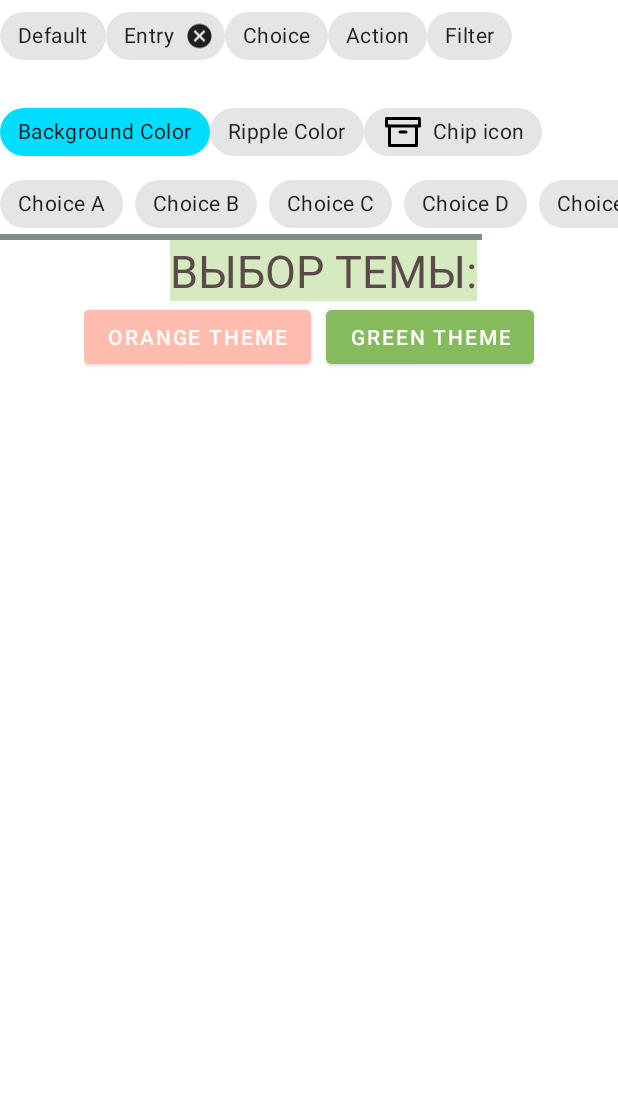
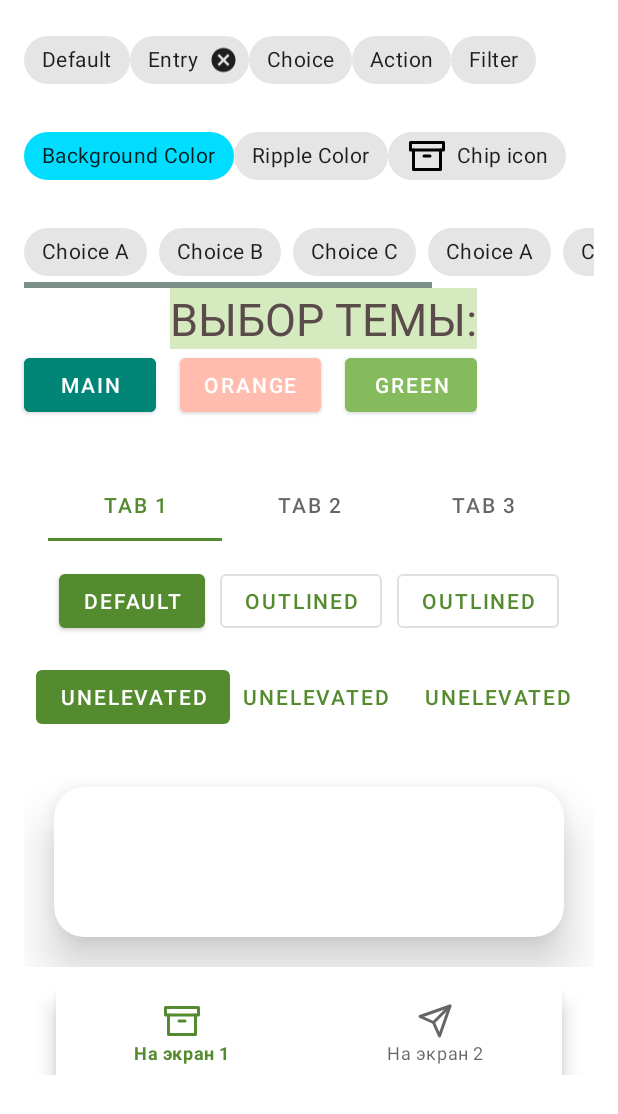
Before and after one commit to samitin/MaterialLesson1, an Android app: the screen it shows after launch (MainActivity), after a tap on "Settings", on a phone screen of 412 x 824 dp. Shown: the top 1114 px of the screen. Run offline under Robolectric (Android 15) with nearby library versions, the phone set to English and light mode, and no system bars; libraries missing offline, so code that uses them is left out: coil.api.load; pictures from the network do not load.

Commit message:
Создайте свой уникальный стиль для приложения и его виджетов.

```diff
--- a/app/src/main/java/ru/samitin/lesson1/view/MainActivity.kt
+++ b/app/src/main/java/ru/samitin/lesson1/view/MainActivity.kt
@@ -7,6 +7,7 @@ import android.preference.PreferenceManager
 import ru.samitin.lesson1.R
 import ru.samitin.lesson1.view.chips.MY_THEME_KEY
 import ru.samitin.lesson1.view.chips.THEME_GREEN
+import ru.samitin.lesson1.view.chips.THEME_MAIN
 import ru.samitin.lesson1.view.chips.THEME_ORANGE
 import ru.samitin.lesson1.view.picture.PODFragment
 
@@ -17,7 +18,9 @@ class MainActivity : AppCompatActivity() {
     }
     override fun onCreate(savedInstanceState: Bundle?) {
         super.onCreate(savedInstanceState)
-        if (preference.getString(MY_THEME_KEY, "")== THEME_ORANGE) {
+        if (preference.getString(MY_THEME_KEY, "")== THEME_MAIN)
+            setTheme(R.style.ThemeMain)
+        else if (preference.getString(MY_THEME_KEY, "")== THEME_ORANGE) {
             setTheme(R.style.orangeTheme)
         } else if(preference.getString(MY_THEME_KEY, "")== THEME_GREEN)
             setTheme(R.style.greenTheme)
--- a/app/src/main/java/ru/samitin/lesson1/view/chips/SettingsFragment.kt
+++ b/app/src/main/java/ru/samitin/lesson1/view/chips/SettingsFragment.kt
@@ -14,6 +14,7 @@ import ru.samitin.lesson1.view.PREFERENCE_NAME
 
 const val THEME_ORANGE="THEME_ORANGE"
 const val THEME_GREEN="THEME_GREEN"
+const val THEME_MAIN="THEME_MAIN"
 const val MY_THEME_KEY="MY_THEME_KEY"
 
 class SettingsFragment:Fragment() {
@@ -57,18 +58,20 @@ class SettingsFragment:Fragment() {
 
     override fun onViewCreated(view: View, savedInstanceState: Bundle?) {
         super.onViewCreated(view, savedInstanceState)
-        binding.chipGroup.setOnCheckedChangeListener{childGroup,position->
+binding.includeChips.chipGroup.setOnCheckedChangeListener{childGroup,position->
     Toast.makeText(context,"Click $position",Toast.LENGTH_SHORT).show()
 }
-        binding.chipWithClose.setOnCloseIconClickListener {
-            Toast.makeText(context,"Click on chipWithClose",Toast.LENGTH_SHORT).show()
+ binding.btnThemeMain.setOnClickListener {
+    Toast.makeText(context,"Click btnMainTheme",Toast.LENGTH_SHORT).show()
+    preference.edit().putString(MY_THEME_KEY, THEME_MAIN).apply()
+    requireActivity().recreate()
 }
-        binding.btnOrangeTheme.setOnClickListener {
+binding.btnThemeOrange.setOnClickListener {
         Toast.makeText(context,"Click btnOrangeTheme",Toast.LENGTH_SHORT).show()
         preference.edit().putString(MY_THEME_KEY, THEME_ORANGE).apply()
         requireActivity().recreate()
 }
-        binding.btnGreenTheme.setOnClickListener {
+binding.btnThemeGreen.setOnClickListener {
         Toast.makeText(context,"Click btnGreenTheme",Toast.LENGTH_SHORT).show()
         preference.edit().putString(MY_THEME_KEY, THEME_GREEN).apply()
         requireActivity().recreate()
--- a/app/src/main/res/layout/fragment_settings.xml
+++ b/app/src/main/res/layout/fragment_settings.xml
@@ -1,147 +1,178 @@
-<?xml version="1.0" encoding="utf-8"?>
 <LinearLayout xmlns:android="http://schemas.android.com/apk/res/android"
     xmlns:app="http://schemas.android.com/apk/res-auto"
     android:layout_width="match_parent"
     android:layout_height="wrap_content"
     android:orientation="vertical">
 
+    <include
+        android:id="@+id/includeChips"
+        layout="@layout/include_chips" />
+
+    <com.google.android.material.textview.MaterialTextView
+        style="@style/heading_text_style"
+        android:text="@string/text_veiw_text" />
+
     <LinearLayout
-        android:layout_width="match_parent"
+        android:layout_width="wrap_content"
         android:layout_height="wrap_content"
         android:orientation="horizontal">
 
-        <com.google.android.material.chip.Chip
+        <com.google.android.material.button.MaterialButton
+            android:id="@+id/btn_theme_main"
             android:layout_width="wrap_content"
             android:layout_height="wrap_content"
-            android:text="@string/default_text" />
+            android:layout_marginStart="@dimen/startMarginRowContent"
+            android:backgroundTint="@color/colorPrimary"
+            android:text="@string/main_theme_text" />
 
-        <com.google.android.material.chip.Chip
-            android:id="@+id/chipWithClose"
-            style="@style/Widget.MaterialComponents.Chip.Entry"
+        <com.google.android.material.button.MaterialButton
+            android:id="@+id/btn_theme_orange"
             android:layout_width="wrap_content"
             android:layout_height="wrap_content"
-            android:text="@string/entry_text" />
+            android:layout_marginStart="@dimen/startMarginRowContent"
+            android:backgroundTint="@color/colorAccentOrange"
+            android:text="@string/btn_orange_theme_text" />
 
-        <com.google.android.material.chip.Chip
-            style="@style/Widget.MaterialComponents.Chip.Choice"
+        <com.google.android.material.button.MaterialButton
+            android:id="@+id/btn_theme_green"
             android:layout_width="wrap_content"
             android:layout_height="wrap_content"
-            android:text="@string/choice_text" />
+            android:layout_marginStart="@dimen/startMarginRowContent"
+            android:backgroundTint="@color/colorAccentGreen"
+            android:text="@string/btn_green_theme_text" />
 
-        <com.google.android.material.chip.Chip
-            style="@style/Widget.MaterialComponents.Chip.Action"
-            android:layout_width="wrap_content"
+    </LinearLayout>
+
+
+    <LinearLayout
+        android:id="@+id/secondRow"
+        android:layout_width="match_parent"
+        android:layout_height="wrap_content"
+        android:layout_marginStart="@dimen/startMarginRowContent"
+        android:layout_marginTop="@dimen/topMarginRowContent"
+        android:layout_marginEnd="@dimen/endMarginRowContent"
+        android:orientation="horizontal">
+
+        <com.google.android.material.tabs.TabLayout
+            android:id="@+id/tabsSnake"
+            android:layout_width="match_parent"
             android:layout_height="wrap_content"
-            android:text="@string/action_text" />
+            android:layout_marginStart="@dimen/startMarginRowContent"
+            android:layout_marginTop="@dimen/topMarginRowContent"
+            android:layout_marginEnd="@dimen/endMarginRowContent">
 
-        <com.google.android.material.chip.Chip
-            style="@style/Widget.MaterialComponents.Chip.Filter"
-            android:layout_width="wrap_content"
-            android:layout_height="wrap_content"
-            android:text="@string/filter_text" />
+            <com.google.android.material.tabs.TabItem
+                android:layout_width="wrap_content"
+                android:layout_height="wrap_content"
+                android:text="Tab 1" />
+
+            <com.google.android.material.tabs.TabItem
+                android:layout_width="wrap_content"
+                android:layout_height="wrap_content"
+                android:text="Tab 2" />
+
+            <com.google.android.material.tabs.TabItem
+                android:layout_width="wrap_content"
+                android:layout_height="wrap_content"
+                android:text="Tab 3" />
+        </com.google.android.material.tabs.TabLayout>
+
     </LinearLayout>
 
     <LinearLayout
         android:layout_width="match_parent"
         android:layout_height="wrap_content"
-        android:layout_marginTop="16dp"
+        android:layout_marginStart="@dimen/startMarginRowContent"
+        android:layout_marginTop="@dimen/topMarginRowContent"
+        android:layout_marginEnd="@dimen/endMarginRowContent"
+        android:gravity="center"
         android:orientation="horizontal">
 
-        <com.google.android.material.chip.Chip
+        <com.google.android.material.button.MaterialButton
+            style="@style/Widget.MaterialComponents.Button"
+
             android:layout_width="wrap_content"
             android:layout_height="wrap_content"
-            android:text="@string/background_color_text"
-            app:chipBackgroundColor="@android:color/holo_blue_bright" />
+            android:text="default" />
 
-        <com.google.android.material.chip.Chip
-            style="@style/Widget.MaterialComponents.Chip.Choice"
+        <com.google.android.material.button.MaterialButton
+            style="@style/Widget.MaterialComponents.Button.OutlinedButton"
             android:layout_width="wrap_content"
             android:layout_height="wrap_content"
-            android:text="@string/ripple_color_text"
-            app:rippleColor="@android:color/holo_orange_dark" />
+            android:insetLeft="10dp"
+            android:text="outlined" />
 
-        <com.google.android.material.chip.Chip
+        <com.google.android.material.button.MaterialButton
+            style="@style/Widget.MaterialComponents.Button.OutlinedButton"
             android:layout_width="wrap_content"
             android:layout_height="wrap_content"
-            android:text="@string/chip_icon_text"
-            app:chipIcon="@drawable/ic_archive"
-            app:iconStartPadding="10dp" />
+            android:insetLeft="10dp"
+            android:text="outlined" />
+
     </LinearLayout>
 
-    <HorizontalScrollView
-        android:layout_width="wrap_content"
-        android:layout_height="wrap_content">
+    <LinearLayout
+        android:layout_width="match_parent"
+        android:layout_height="wrap_content"
+        android:layout_marginStart="@dimen/startMarginRowContent"
+        android:layout_marginTop="@dimen/topMarginRowContent"
+        android:layout_marginEnd="@dimen/endMarginRowContent"
+        android:gravity="center"
+        android:orientation="horizontal">
 
-        <com.google.android.material.chip.ChipGroup
-            android:id="@+id/chipGroup"
+        <com.google.android.material.button.MaterialButton
+            style="@style/Widget.MaterialComponents.Button.UnelevatedButton"
             android:layout_width="wrap_content"
             android:layout_height="wrap_content"
-            app:singleLine="true"
-            app:singleSelection="true">
+            android:text="Unelevated" />
 
-            <com.google.android.material.chip.Chip
-                style="@style/Widget.MaterialComponents.Chip.Choice"
-                android:layout_width="wrap_content"
-                android:layout_height="wrap_content"
-                android:text="@string/choice_a_text" />
+        <com.google.android.material.button.MaterialButton
+            style="@style/Widget.MaterialComponents.Button.TextButton"
+            android:layout_width="wrap_content"
+            android:layout_height="wrap_content"
+            android:text="Unelevated" />
 
-            <com.google.android.material.chip.Chip
-                style="@style/Widget.MaterialComponents.Chip.Choice"
-                android:layout_width="wrap_content"
-                android:layout_height="wrap_content"
-                android:text="@string/choice_b_text" />
+        <com.google.android.material.button.MaterialButton
+            style="@style/Widget.MaterialComponents.Button.TextButton.Dialog"
+            android:layout_width="wrap_content"
+            android:layout_height="wrap_content"
+            android:text="Unelevated" />
 
-            <com.google.android.material.chip.Chip
-                style="@style/Widget.MaterialComponents.Chip.Choice"
-                android:layout_width="wrap_content"
-                android:layout_height="wrap_content"
-                android:text="@string/choice_c_text" />
+    </LinearLayout>
 
-            <com.google.android.material.chip.Chip
-                style="@style/Widget.MaterialComponents.Chip.Choice"
-                android:layout_width="wrap_content"
-                android:layout_height="wrap_content"
-                android:text="@string/choice_d_text" />
+    <LinearLayout
+        android:layout_width="match_parent"
+        android:layout_height="wrap_content"
+        android:layout_marginStart="@dimen/startMarginRowContent"
+        android:layout_marginTop="@dimen/topMarginRowContent"
+        android:layout_marginEnd="@dimen/endMarginRowContent"
+        android:gravity="center"
+        android:orientation="horizontal">
 
-            <com.google.android.material.chip.Chip
-                style="@style/Widget.MaterialComponents.Chip.Choice"
-                android:layout_width="wrap_content"
-                android:layout_height="wrap_content"
-                android:text="@string/choice_e_text" />
+        <com.google.android.material.card.MaterialCardView
+            android:id="@+id/cardView"
+            android:layout_width="match_parent"
+            android:layout_height="100dp"
+            android:layout_margin="20dp"
+            app:cardCornerRadius="20dp"
+            app:cardElevation="20dp" />
 
-            <com.google.android.material.chip.Chip
-                style="@style/Widget.MaterialComponents.Chip.Choice"
-                android:layout_width="wrap_content"
-                android:layout_height="wrap_content"
-                android:text="@string/choice_f_text" />
-        </com.google.android.material.chip.ChipGroup>
+    </LinearLayout>
 
-    </HorizontalScrollView>
-    <TextView
-        android:text="@string/text_veiw_text"
-        style="@style/heading_text_style"/>
     <LinearLayout
-        android:id="@+id/chipGroupSelectionTheme"
-        android:layout_width="wrap_content"
+        android:layout_width="match_parent"
         android:layout_height="wrap_content"
-        android:layout_gravity="center_horizontal"
-        android:orientation="horizontal"
-        app:singleLine="true"
-        app:singleSelection="true">
+        android:layout_marginStart="@dimen/startMarginRowContent"
+        android:layout_marginTop="@dimen/topMarginRowContent"
+        android:layout_marginEnd="@dimen/endMarginRowContent"
+        android:layout_marginBottom="@dimen/topMarginRowContent"
+        android:gravity="center"
+        android:orientation="horizontal">
 
-    <com.google.android.material.button.MaterialButton
-        android:id="@+id/btnOrangeTheme"
-        android:layout_width="wrap_content"
-        android:layout_height="wrap_content"
-        android:backgroundTint="@color/colorAccentOrange"
-        android:text="@string/btn_orange_theme_text"
-        />
-        <com.google.android.material.button.MaterialButton
-        android:id="@+id/btnGreenTheme"
-        android:layout_marginStart="10dp"
-        android:backgroundTint="@color/colorAccentGreen"
-        android:layout_width="wrap_content"
-        android:layout_height="wrap_content"
-        android:text="@string/btn_green_theme_text" />
+        <com.google.android.material.bottomnavigation.BottomNavigationView
+            android:id="@+id/bottomNavigationView"
+            android:layout_width="wrap_content"
+            android:layout_height="wrap_content"
+            app:menu="@menu/menu_bottom_navigation" />
     </LinearLayout>
 </LinearLayout>
--- /dev/null
+++ b/app/src/main/res/layout/include_chips.xml
@@ -0,0 +1,132 @@
+<?xml version="1.0" encoding="utf-8"?>
+<LinearLayout xmlns:android="http://schemas.android.com/apk/res/android"
+    xmlns:app="http://schemas.android.com/apk/res-auto"
+    android:layout_width="match_parent"
+    android:layout_height="wrap_content"
+    xmlns:tools="http://schemas.android.com/tools"
+    android:orientation="vertical">
+
+    <LinearLayout
+        android:layout_width="match_parent"
+        android:layout_height="wrap_content"
+        android:layout_marginStart="@dimen/startMarginRowContent"
+        android:layout_marginTop="@dimen/topMarginRowContent"
+        android:layout_marginEnd="@dimen/endMarginRowContent"
+        android:orientation="horizontal">
+
+        <com.google.android.material.chip.Chip
+            android:layout_width="wrap_content"
+            android:layout_height="wrap_content"
+            android:text="Default" />
+
+        <com.google.android.material.chip.Chip
+            android:id="@+id/chipWithClose"
+            style="@style/Widget.MaterialComponents.Chip.Entry"
+            android:layout_width="wrap_content"
+            android:layout_height="wrap_content"
+            android:text="Entry" />
+
+        <com.google.android.material.chip.Chip
+            style="@style/Widget.MaterialComponents.Chip.Choice"
+            android:layout_width="wrap_content"
+            android:layout_height="wrap_content"
+            android:text="Choice" />
+
+        <com.google.android.material.chip.Chip
+            style="@style/Widget.MaterialComponents.Chip.Action"
+            android:layout_width="wrap_content"
+            android:layout_height="wrap_content"
+            android:text="Action" />
+
+        <com.google.android.material.chip.Chip
+            style="@style/Widget.MaterialComponents.Chip.Filter"
+            android:layout_width="wrap_content"
+            android:layout_height="wrap_content"
+            android:text="Filter" />
+    </LinearLayout>
+
+    <LinearLayout
+        android:id="@+id/secondRow"
+        android:layout_width="match_parent"
+        android:layout_height="wrap_content"
+        android:layout_marginStart="@dimen/startMarginRowContent"
+        android:layout_marginTop="@dimen/topMarginRowContent"
+        android:layout_marginEnd="@dimen/endMarginRowContent"
+        android:orientation="horizontal">
+
+        <com.google.android.material.chip.Chip
+            android:layout_width="wrap_content"
+            android:layout_height="wrap_content"
+            android:text="Background Color"
+            app:chipBackgroundColor="@android:color/holo_blue_bright" />
+
+        <com.google.android.material.chip.Chip
+            style="@style/Widget.MaterialComponents.Chip.Choice"
+            android:layout_width="wrap_content"
+            android:layout_height="wrap_content"
+            android:text="Ripple Color"
+            app:rippleColor="@android:color/holo_orange_dark" />
+
+        <com.google.android.material.chip.Chip
+            android:layout_width="wrap_content"
+            android:layout_height="wrap_content"
+            android:text="Chip icon"
+            app:chipIcon="@drawable/ic_archive"
+            app:iconStartPadding="10dp" />
+    </LinearLayout>
+
+    <HorizontalScrollView
+        android:layout_width="wrap_content"
+        android:layout_height="wrap_content"
+        android:layout_marginStart="@dimen/startMarginRowContent"
+        android:layout_marginTop="@dimen/topMarginRowContent"
+        android:layout_marginEnd="@dimen/endMarginRowContent">
+
+        <com.google.android.material.chip.ChipGroup
+            android:id="@+id/chipGroup"
+            android:layout_width="wrap_content"
+            android:layout_height="wrap_content"
+            app:singleLine="true"
+            app:singleSelection="true">
+
+            <com.google.android.material.chip.Chip
+                style="@style/Widget.MaterialComponents.Chip.Choice"
+                android:layout_width="wrap_content"
+                android:fontFamily="@font/metroplex_shadow"
+                android:layout_height="wrap_content"
+                android:text="Choice A" />
+
+            <com.google.android.material.chip.Chip
+                style="@style/Widget.MaterialComponents.Chip.Choice"
+                android:layout_width="wrap_content"
+                android:layout_height="wrap_content"
+
+                android:text="Choice B" />
+
+            <com.google.android.material.chip.Chip
+                style="@style/Widget.MaterialComponents.Chip.Choice"
+                android:layout_width="wrap_content"
+                android:layout_height="wrap_content"
+
+                android:text="Choice C" />
+
+            <com.google.android.material.chip.Chip
+                style="@style/Widget.MaterialComponents.Chip.Choice"
+                android:layout_width="wrap_content"
+                android:layout_height="wrap_content"
+                android:text="Choice A" />
+
+            <com.google.android.material.chip.Chip
+                style="@style/Widget.MaterialComponents.Chip.Choice"
+                android:layout_width="wrap_content"
+                android:layout_height="wrap_content"
+                android:text="Choice B" />
+
+            <com.google.android.material.chip.Chip
+                style="@style/Widget.MaterialComponents.Chip.Choice"
+                android:layout_width="wrap_content"
+                android:layout_height="wrap_content"
+                android:text="Choice C" />
+        </com.google.android.material.chip.ChipGroup>
+    </HorizontalScrollView>
+</LinearLayout>
--- a/app/src/main/res/values/dimens.xml
+++ b/app/src/main/res/values/dimens.xml
@@ -2,4 +2,8 @@
 <resources>
     <dimen name="heading_size">30sp</dimen>
     <dimen name="heading_margin_left">10dp</dimen>
+    <dimen name="topMarginRowContent">16dp</dimen>
+    <dimen name="startMarginRowContent">16dp</dimen>
+    <dimen name="endMarginRowContent">16dp</dimen>
+
 </resources>
--- a/app/src/main/res/values/strings.xml
+++ b/app/src/main/res/values/strings.xml
@@ -21,6 +21,7 @@
     <string name="choice_d_text">Choice D</string>
     <string name="choice_e_text">Choice E</string>
     <string name="choice_f_text">Choice F</string>
-    <string name="btn_orange_theme_text">Orange Theme</string>
-    <string name="btn_green_theme_text">Green Theme</string>
+    <string name="btn_orange_theme_text">Orange</string>
+    <string name="btn_green_theme_text">Green</string>
+    <string name="main_theme_text">Main</string>
 </resources>
--- a/app/src/main/res/values/themes.xml
+++ b/app/src/main/res/values/themes.xml
@@ -1,6 +1,6 @@
 <resources xmlns:tools="http://schemas.android.com/tools">
     <!-- Base application theme. -->
-    <style name="Theme.Lesson1" parent="Theme.MaterialComponents.DayNight.NoActionBar">
+    <style name="ThemeMain" parent="Theme.MaterialComponents.DayNight.NoActionBar">
         <!-- Primary brand color. -->
         <item name="colorPrimary">@color/colorPrimary</item>
         <item name="colorPrimaryDark">@color/colorPrimaryDark</item>
@@ -14,6 +14,7 @@
         <!-- Status bar color. -->
         <item name="android:statusBarColor" tools:targetApi="l">?attr/colorPrimaryVariant</item>
         <!-- Customize your theme here. -->
+        <item name="bottomAppBarStyle">@style/bottomAppBarStyleMain</item>
     </style>
     <style name="CustomOutlineBox" parent="@style/Widget.MaterialComponents.TextInputLayout.OutlinedBox">
         <item name="counterEnabled">true</item>
@@ -24,7 +25,9 @@
         <item name="endIconMode">custom</item>
         <item name="endIconDrawable">@drawable/ic_wikipedia</item>
     </style>
-
+    <style name="bottomAppBarStyleMain">
+        <item name="backgroundTint">@color/colorSecondaryGreen</item>
+    </style>
     <style name="heading_text_style">
         <item name="android:textColor">@color/heading_colour</item>
         <item name="android:textSize">@dimen/heading_size</item>
```
Lines whose indentation alone changed are shown as unchanged.
